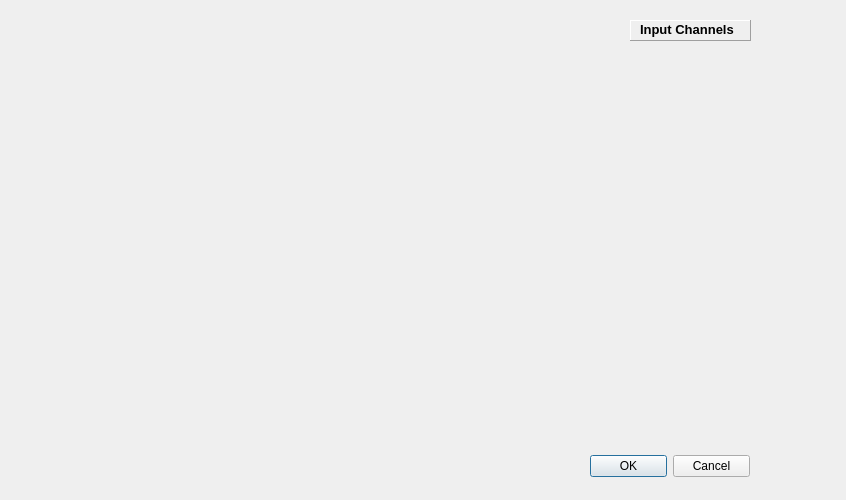
The window that src/gui/InputChannelDlg.ui (CompEphys-team/stdpc) describes before a commit, drawn with Qt 5.
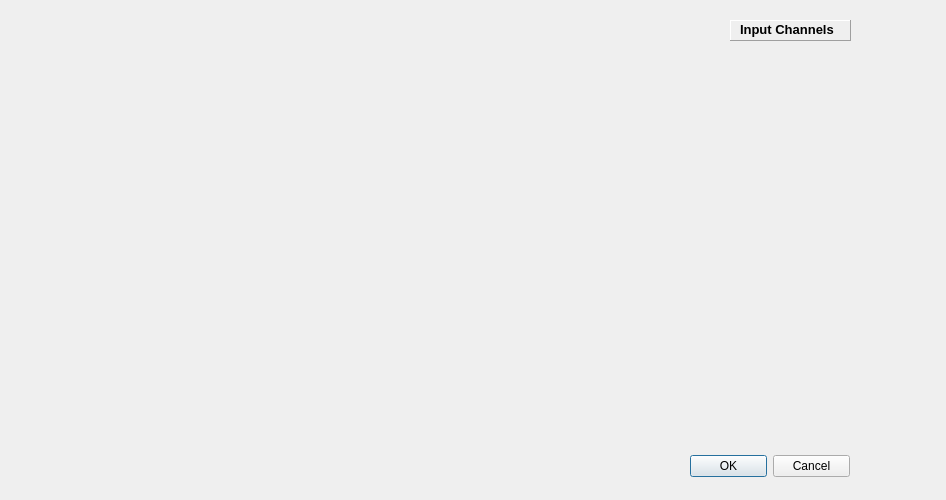
The same window after the commit.

Commit message: Updated InputChannelDlg geometry to add new button

What changed in the file:
```diff
--- a/src/gui/InputChannelDlg.ui
+++ b/src/gui/InputChannelDlg.ui
@@ -6,7 +6,7 @@
    <rect>
     <x>0</x>
     <y>0</y>
-    <width>846</width>
+    <width>946</width>
     <height>500</height>
    </rect>
   </property>
@@ -16,7 +16,7 @@
   <widget class="QDialogButtonBox" name="buttonBox">
    <property name="geometry">
     <rect>
-     <x>590</x>
+     <x>690</x>
      <y>450</y>
      <width>160</width>
      <height>32</height>
@@ -32,7 +32,7 @@
   <widget class="QFrame" name="frame">
    <property name="geometry">
     <rect>
-     <x>630</x>
+     <x>730</x>
      <y>20</y>
      <width>121</width>
      <height>21</height>
@@ -41,7 +41,6 @@
    <property name="font">
     <font>
      <pointsize>10</pointsize>
-     <weight>75</weight>
      <bold>true</bold>
     </font>
    </property>
```
The commit also changes 2 other files.
